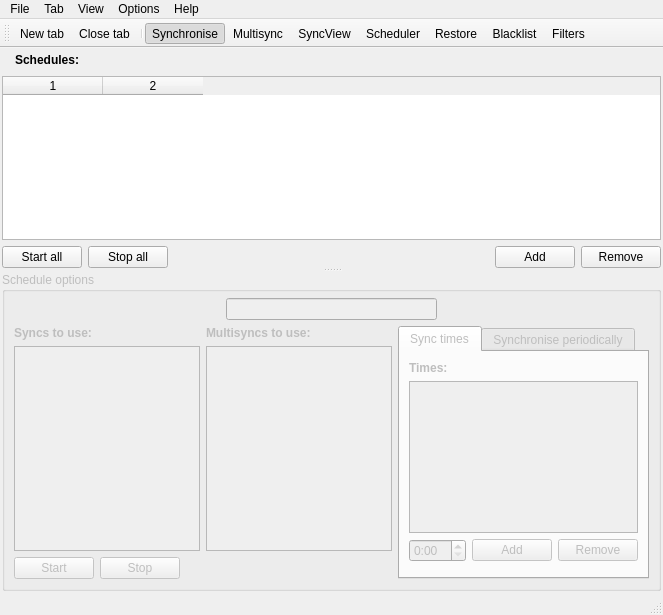
The window that main_window.ui (henrik-w/Synkron) describes before a commit, drawn with Qt 5.
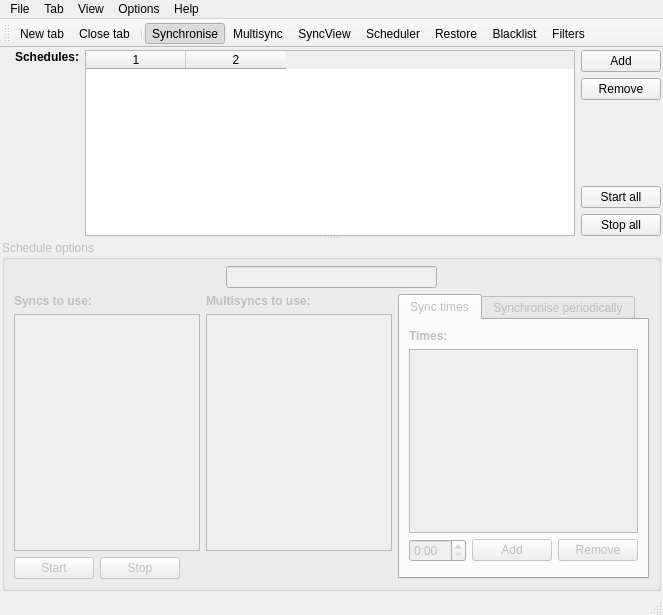
The same window after the commit. The open tabs and pages were chosen to show the change. Icons and pictures are not drawn. Custom widgets are drawn as their Qt base class.

```diff
--- a/main_window.ui
+++ b/main_window.ui
@@ -586,119 +586,127 @@
           <widget class="QWidget" name="layoutWidget" >
            <layout class="QVBoxLayout" >
             <item>
-             <layout class="QGridLayout" >
-              <item row="0" column="1" >
-               <widget class="QLabel" name="label_13" >
-                <property name="text" >
-                 <string>&lt;b>Schedules:&lt;/b></string>
-                </property>
-               </widget>
+             <layout class="QHBoxLayout" name="horizontalLayout_2">
+              <item>
+               <layout class="QVBoxLayout" name="verticalLayout_3">
+                <item>
+                 <layout class="QHBoxLayout" name="horizontalLayout_3">
+                  <item>
+                   <widget class="QLabel" name="label_12">
+                    <property name="text">
+                     <string/>
+                    </property>
+                    <property name="pixmap">
+                     <pixmap resource="resources.qrc">:/new/prefix1/images/scheduler16.png</pixmap>
+                    </property>
+                   </widget>
+                  </item>
+                  <item>
+                   <widget class="QLabel" name="label_13">
+                    <property name="text">
+                     <string>&lt;b&gt;Schedules:&lt;/b&gt;</string>
+                    </property>
+                   </widget>
+                  </item>
+                 </layout>
+                </item>
+                <item>
+                 <spacer name="verticalSpacer_2">
+                  <property name="orientation">
+                   <enum>Qt::Vertical</enum>
+                  </property>
+                  <property name="sizeHint" stdset="0">
+                   <size>
+                    <width>20</width>
+                    <height>40</height>
+                   </size>
+                  </property>
+                 </spacer>
+                </item>
+               </layout>
               </item>
-              <item row="0" column="0" >
-               <widget class="QLabel" name="label_12" >
-                <property name="text" >
-                 <string/>
+              <item>
+               <widget class="QTableWidget" name="tw_schedules">
+                <property name="statusTip">
+                 <string>List of schedules</string>
                 </property>
                 <property name="pixmap" >
                  <pixmap resource="resources.qrc" >:/new/prefix1/images/scheduler16.png</pixmap>
                 </property>
-               </widget>
-              </item>
-              <item row="0" column="2" >
-               <spacer>
-                <property name="orientation" >
-                 <enum>Qt::Horizontal</enum>
+                <property name="showGrid">
+                 <bool>false</bool>
                 </property>
-                <property name="sizeHint" stdset="0" >
-                 <size>
-                  <width>40</width>
-                  <height>20</height>
-                 </size>
+                <property name="columnCount">
+                 <number>2</number>
                 </property>
-               </spacer>
-              </item>
-             </layout>
-            </item>
-            <item>
-             <widget class="QTableWidget" name="tw_schedules" >
-              <property name="statusTip" >
-               <string>List of schedules</string>
-              </property>
-              <property name="editTriggers" >
-               <set>QAbstractItemView::EditKeyPressed</set>
-              </property>
-              <property name="showGrid" >
-               <bool>false</bool>
-              </property>
-              <property name="columnCount" >
-               <number>2</number>
-              </property>
-              <column/>
-              <column/>
-             </widget>
-            </item>
-            <item>
-             <layout class="QGridLayout" >
-              <item row="0" column="3" >
-               <widget class="QPushButton" name="add_schedule" >
-                <property name="statusTip" >
-                 <string>Add a schedule</string>
-                </property>
-                <property name="text" >
-                 <string>Add</string>
-                </property>
-                <property name="icon" >
-                 <iconset resource="resources.qrc" >
-                  <normaloff>:/new/prefix1/images/add.png</normaloff>:/new/prefix1/images/add.png</iconset>
-                </property>
+                <column/>
+                <column/>
                </widget>
               </item>
-              <item row="0" column="4" >
-               <widget class="QPushButton" name="remove_schedule" >
-                <property name="statusTip" >
-                 <string>Remove the current schedule</string>
-                </property>
-                <property name="text" >
-                 <string>Remove</string>
-                </property>
-                <property name="icon" >
-                 <iconset resource="resources.qrc" >
-                  <normaloff>:/new/prefix1/images/remove.png</normaloff>:/new/prefix1/images/remove.png</iconset>
-                </property>
-               </widget>
-              </item>
-              <item row="0" column="0" >
-               <widget class="QPushButton" name="startall_schedules" >
-                <property name="statusTip" >
-                 <string>Start all schedules</string>
-                </property>
-                <property name="text" >
-                 <string>Start all</string>
-                </property>
-               </widget>
-              </item>
-              <item row="0" column="2" >
-               <spacer>
-                <property name="orientation" >
-                 <enum>Qt::Horizontal</enum>
-                </property>
-                <property name="sizeHint" stdset="0" >
-                 <size>
-                  <width>40</width>
-                  <height>20</height>
-                 </size>
-                </property>
-               </spacer>
-              </item>
-              <item row="0" column="1" >
-               <widget class="QPushButton" name="stopall_schedules" >
-                <property name="statusTip" >
-                 <string>Stop all schedules</string>
-                </property>
-                <property name="text" >
-                 <string>Stop all</string>
-                </property>
-               </widget>
+              <item>
+               <layout class="QVBoxLayout" name="verticalLayout_2">
+                <item>
+                 <widget class="QPushButton" name="add_schedule">
+                  <property name="statusTip">
+                   <string>Add a schedule</string>
+                  </property>
+                  <property name="text">
+                   <string>Add</string>
+                  </property>
+                  <property name="icon">
+                   <iconset resource="resources.qrc">
+                    <normaloff>:/new/prefix1/images/add.png</normaloff>:/new/prefix1/images/add.png</iconset>
+                  </property>
+                 </widget>
+                </item>
+                <item>
+                 <widget class="QPushButton" name="remove_schedule">
+                  <property name="statusTip">
+                   <string>Remove the current schedule</string>
+                  </property>
+                  <property name="text">
+                   <string>Remove</string>
+                  </property>
+                  <property name="icon">
+                   <iconset resource="resources.qrc">
+                    <normaloff>:/new/prefix1/images/remove.png</normaloff>:/new/prefix1/images/remove.png</iconset>
+                  </property>
+                 </widget>
+                </item>
+                <item>
+                 <spacer name="verticalSpacer">
+                  <property name="orientation">
+                   <enum>Qt::Vertical</enum>
+                  </property>
+                  <property name="sizeHint" stdset="0">
+                   <size>
+                    <width>20</width>
+                    <height>40</height>
+                   </size>
+                  </property>
+                 </spacer>
+                </item>
+                <item>
+                 <widget class="QPushButton" name="startall_schedules">
+                  <property name="statusTip">
+                   <string>Start all schedules</string>
+                  </property>
+                  <property name="text">
+                   <string>Start all</string>
+                  </property>
+                 </widget>
+                </item>
+                <item>
+                 <widget class="QPushButton" name="stopall_schedules">
+                  <property name="statusTip">
+                   <string>Stop all schedules</string>
+                  </property>
+                  <property name="text">
+                   <string>Stop all</string>
+                  </property>
+                 </widget>
+                </item>
+               </layout>
               </item>
              </layout>
             </item>
@@ -711,20 +719,20 @@
            <property name="title" >
             <string>Schedule options</string>
            </property>
-           <layout class="QGridLayout" >
-            <property name="topMargin" >
+           <layout class="QGridLayout">
+            <property name="topMargin">
              <number>6</number>
             </property>
-            <item row="0" column="0" >
-             <layout class="QGridLayout" >
-              <item row="0" column="1" >
-               <widget class="QLineEdit" name="sched_name" >
-                <property name="statusTip" >
+            <item row="0" column="0">
+             <layout class="QGridLayout">
+              <item row="0" column="1">
+               <widget class="QLineEdit" name="sched_name">
+                <property name="statusTip">
                  <string>Set schedule name</string>
                 </property>
                </widget>
               </item>
-              <item row="0" column="2" >
+              <item row="0" column="2">
                <spacer>
                 <property name="orientation" >
                  <enum>Qt::Horizontal</enum>
@@ -737,7 +745,7 @@
                 </property>
                </spacer>
               </item>
-              <item row="0" column="0" >
+              <item row="0" column="0">
                <spacer>
                 <property name="orientation" >
                  <enum>Qt::Horizontal</enum>
@@ -752,47 +760,47 @@
               </item>
              </layout>
             </item>
-            <item row="1" column="0" >
-             <layout class="QHBoxLayout" >
+            <item row="1" column="0">
+             <layout class="QHBoxLayout">
               <item>
-               <layout class="QVBoxLayout" >
+               <layout class="QVBoxLayout">
                 <item>
-                 <layout class="QGridLayout" >
-                  <item row="1" column="1" >
-                   <widget class="QListWidget" name="sched_multitab_lw" >
-                    <property name="statusTip" >
+                 <layout class="QGridLayout">
+                  <item row="1" column="1">
+                   <widget class="QListWidget" name="sched_multitab_lw">
+                    <property name="statusTip">
                      <string>Select multisyncs to use</string>
                     </property>
                    </widget>
                   </item>
-                  <item row="1" column="0" >
-                   <widget class="QListWidget" name="sched_tab_lw" >
-                    <property name="statusTip" >
+                  <item row="1" column="0">
+                   <widget class="QListWidget" name="sched_tab_lw">
+                    <property name="statusTip">
                      <string>Select syncs to use</string>
                     </property>
                    </widget>
                   </item>
-                  <item row="0" column="0" >
-                   <widget class="QLabel" name="label_10" >
-                    <property name="text" >
-                     <string>&lt;b>Syncs to use:&lt;/b></string>
+                  <item row="0" column="0">
+                   <widget class="QLabel" name="label_10">
+                    <property name="text">
+                     <string>&lt;b&gt;Syncs to use:&lt;/b&gt;</string>
                     </property>
                    </widget>
                   </item>
-                  <item row="0" column="1" >
-                   <widget class="QLabel" name="label_11" >
-                    <property name="text" >
-                     <string>&lt;b>Multisyncs to use:&lt;/b></string>
+                  <item row="0" column="1">
+                   <widget class="QLabel" name="label_11">
+                    <property name="text">
+                     <string>&lt;b&gt;Multisyncs to use:&lt;/b&gt;</string>
                     </property>
                    </widget>
                   </item>
                  </layout>
                 </item>
                 <item>
-                 <layout class="QGridLayout" >
-                  <item row="0" column="2" >
-                   <widget class="QPushButton" name="sched_stop" >
-                    <property name="statusTip" >
+                 <layout class="QGridLayout">
+                  <item row="0" column="2">
+                   <widget class="QPushButton" name="sched_stop">
+                    <property name="statusTip">
                      <string>Stop schedule</string>
                     </property>
                     <property name="text" >
@@ -810,7 +818,7 @@
                     </property>
                    </widget>
                   </item>
-                  <item row="0" column="3" >
+                  <item row="0" column="3">
                    <spacer>
                     <property name="orientation" >
                      <enum>Qt::Horizontal</enum>
@@ -828,32 +836,32 @@
                </layout>
               </item>
               <item>
-               <widget class="QTabWidget" name="timing_tabWidget" >
-                <property name="currentIndex" >
+               <widget class="QTabWidget" name="timing_tabWidget">
+                <property name="currentIndex">
                  <number>0</number>
                 </property>
                 <widget class="QWidget" name="sync_times" >
                  <attribute name="title" >
                   <string>Sync times</string>
                  </attribute>
-                 <layout class="QVBoxLayout" >
+                 <layout class="QVBoxLayout">
                   <item>
-                   <widget class="QLabel" name="label_15" >
-                    <property name="text" >
-                     <string>&lt;b>Times:&lt;/b></string>
+                   <widget class="QLabel" name="label_15">
+                    <property name="text">
+                     <string>&lt;b&gt;Times:&lt;/b&gt;</string>
                     </property>
                    </widget>
                   </item>
                   <item>
-                   <widget class="QListWidget" name="sched_time_lw" >
-                    <property name="statusTip" >
+                   <widget class="QListWidget" name="sched_time_lw">
+                    <property name="statusTip">
                      <string>List of sync times</string>
                     </property>
                    </widget>
                   </item>
                   <item>
-                   <layout class="QGridLayout" >
-                    <item row="0" column="2" >
+                   <layout class="QGridLayout">
+                    <item row="0" column="2">
                      <spacer>
                       <property name="orientation" >
                        <enum>Qt::Horizontal</enum>
```
Left out of the diff: 1145 changed lines with no effect on the pictures.
